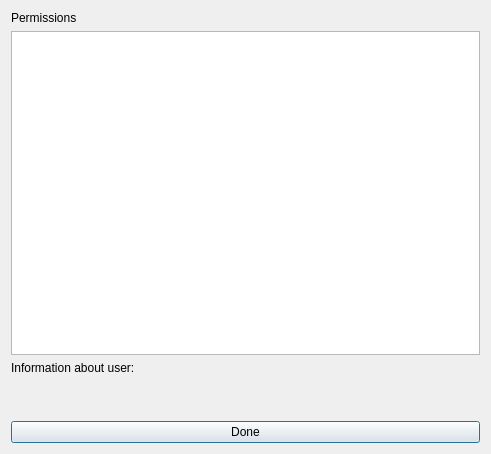
This is huggle/sessionform.ui in huggle/huggle3-qt-lx as Qt 5 draws it before an edit. The edited form follows.
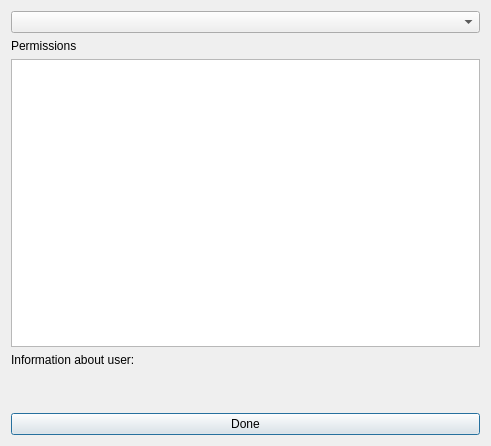
This is the edited form.

Commit message: enhanced interface for multisite layout

Patch:
```diff
--- a/huggle/sessionform.ui
+++ b/huggle/sessionform.ui
@@ -7,13 +7,16 @@
     <x>0</x>
     <y>0</y>
     <width>491</width>
-    <height>454</height>
+    <height>446</height>
    </rect>
   </property>
   <property name="windowTitle">
    <string notr="true">Session info</string>
   </property>
   <layout class="QVBoxLayout" name="verticalLayout">
+   <item>
+    <widget class="QComboBox" name="comboBox"/>
+   </item>
    <item>
     <widget class="QLabel" name="label">
      <property name="text">
```
The commit also changes 5 other files.
